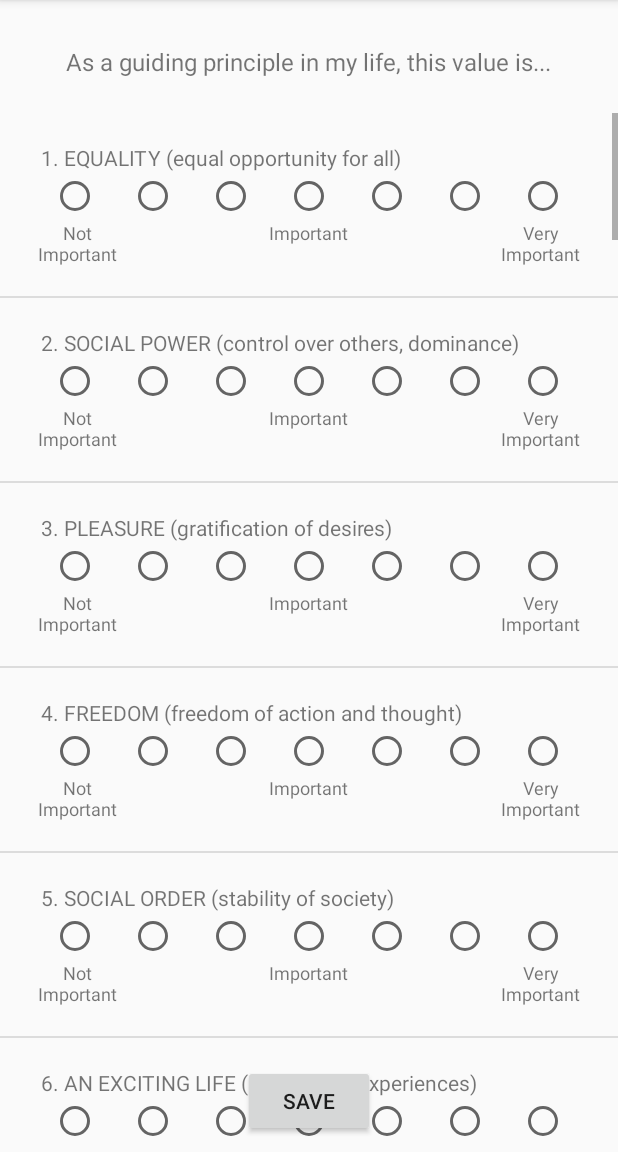
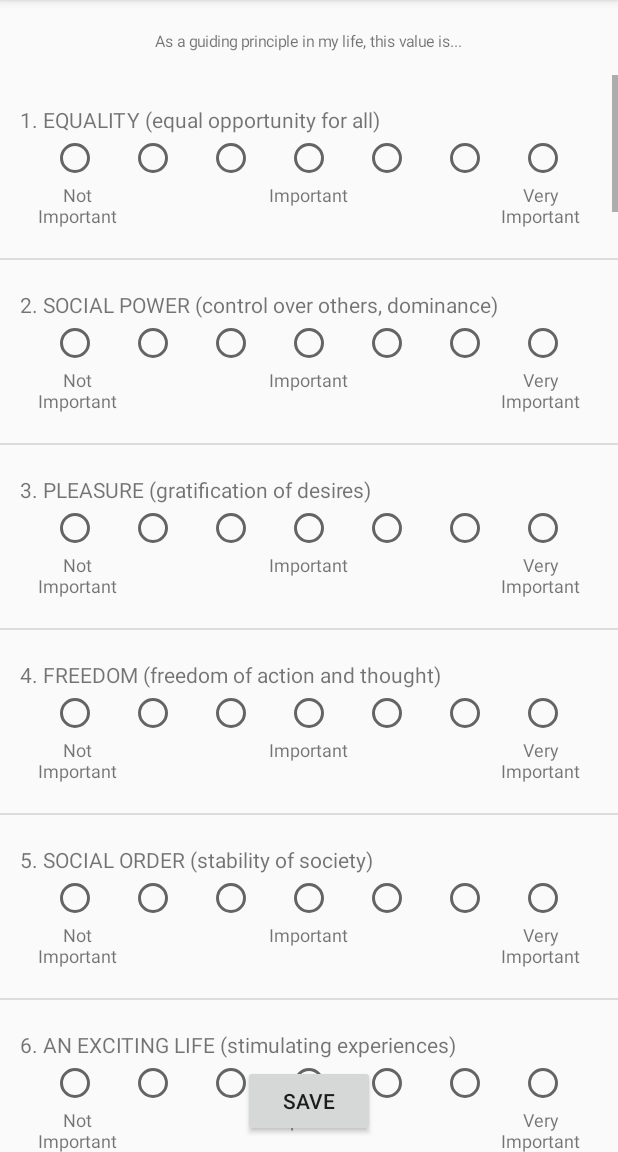
Before and after one commit to seanacheng/CareerChangeover, an Android app: the MainActivity screen opened directly, with no data from a screen before it, after a tap on "SURVEY MY VALUES", on a phone screen of 412 x 824 dp, the part 84-1236 px from its top. Run offline under Robolectric (Android 15) with nearby library versions, the phone set to English and light mode, and no system bars.

Commit message:
refactored and edited dimens file

```diff
--- a/app/src/main/java/seanacheng/com/schwartzsurvey/SurveyActivity.java
+++ b/app/src/main/java/seanacheng/com/schwartzsurvey/SurveyActivity.java
@@ -5,7 +5,6 @@ import android.content.SharedPreferences;
 import android.preference.PreferenceManager;
 import android.support.v7.app.AppCompatActivity;
 import android.os.Bundle;
-import android.util.Log;
 import android.view.View;
 import android.widget.ListView;
 import android.widget.TextView;
@@ -16,7 +15,7 @@ public class SurveyActivity extends AppCompatActivity implements View.OnClickLis
     ItemAdapter itemAdapter;
     SharedPreferences mPref;
     String disclaimerAcceptedPref = "disclaimerAccepted";
-    TextView footnote;
+    TextView surveyStatement;
     ListView listView;
     Value[] valuesArray;
     String column;
@@ -27,7 +26,7 @@ public class SurveyActivity extends AppCompatActivity implements View.OnClickLis
         setContentView(R.layout.activity_survey);
         column = getIntent().getStringExtra("column_name");
 
-        setFootnoteText();
+        setSurveyStatement();
 
         myDbHandler = new MyDbHandler(this);
         valuesArray = myDbHandler.getValuesArray();
@@ -40,14 +39,16 @@ public class SurveyActivity extends AppCompatActivity implements View.OnClickLis
 
     }
 
-    public void setFootnoteText() {
+    public void setSurveyStatement() {
 
-        footnote = findViewById(R.id.surveyStatementTextView);
+        surveyStatement = findViewById(R.id.surveyStatementTextView);
 
         if (column.startsWith("personal")) {
-            footnote.setText(getResources().getString(R.string.personal_survey_statement));
+            surveyStatement.setText(getResources().getString(R.string.personal_survey_statement));
+            surveyStatement.setTextSize(getResources().getDimension(R.dimen.survey_statement_text_size));
         } else if (column.startsWith("employer")) {
-            footnote.setText(getResources().getString(R.string.employer_survey_statement));
+            surveyStatement.setText(getResources().getString(R.string.employer_survey_statement));
+            surveyStatement.setTextSize(getResources().getDimension(R.dimen.survey_statement_text_size));
         }
     }
 
--- a/app/src/main/res/layout/activity_results.xml
+++ b/app/src/main/res/layout/activity_results.xml
@@ -20,9 +20,9 @@
                 android:id="@+id/resultsTextView"
                 android:layout_width="wrap_content"
                 android:layout_height="wrap_content"
-                android:layout_marginTop="@dimen/survey_statement_top_margin"
+                android:layout_marginTop="@dimen/results_title_top_margin"
                 android:layout_gravity="center"
-                android:textSize="@dimen/intro_text_size"
+                android:textSize="@dimen/results_title_text_size"
                 android:text="@string/results" />
 
             <com.github.mikephil.charting.charts.RadarChart
--- a/app/src/main/res/layout/activity_survey.xml
+++ b/app/src/main/res/layout/activity_survey.xml
@@ -12,16 +12,17 @@
         android:layout_alignParentTop="true"
         android:layout_centerHorizontal="true"
         android:layout_marginTop="@dimen/survey_statement_top_margin"
-        android:layout_marginLeft="20dp"
-        android:layout_marginRight="20dp"
-        android:textSize="@dimen/text_size"
+        android:layout_marginLeft="@dimen/survey_statement_horizontal_margin"
+        android:layout_marginRight="@dimen/survey_statement_horizontal_margin"
+        android:layout_marginBottom="@dimen/survey_statement_bottom_margin"
+        android:textSize="@dimen/survey_statement_text_size"
         android:text="survey statement"/>
 
     <ListView
         android:id="@+id/surveyListView"
         android:layout_width="match_parent"
         android:layout_height="match_parent"
-        android:layout_marginTop="@dimen/list_view_top_margin"/>
+        android:layout_below="@id/surveyStatementTextView"/>
 
     <Button
         android:id="@+id/saveButton"
@@ -29,7 +30,7 @@
         android:layout_height="wrap_content"
         android:layout_centerHorizontal="true"
         android:layout_alignParentBottom="true"
-        android:layout_marginBottom="10dp"
+        android:layout_marginBottom="@dimen/save_button_bottom_margin"
         android:text="@string/save" />
 
 </RelativeLayout>
--- a/app/src/main/res/layout/fragment_welcome.xml
+++ b/app/src/main/res/layout/fragment_welcome.xml
@@ -11,13 +11,13 @@
         android:layout_width="wrap_content"
         android:layout_height="wrap_content"
         android:text="@string/welcome"
-        android:textSize="30sp"
+        android:textSize="@dimen/welcome_text_size"
         android:textAlignment="center"
         android:layout_gravity="center_horizontal"
         android:layout_marginTop="@dimen/welcome_text_top_margin"/>
 
     <TextView
-        android:id="@+id/swipeTextView"
+        android:id="@+id/swipeTextView1"
         android:layout_width="wrap_content"
         android:layout_height="wrap_content"
         android:layout_gravity="bottom|end"
@@ -25,6 +25,6 @@
         android:layout_marginRight="@dimen/swipe_text_margin"
         android:layout_marginEnd="@dimen/swipe_text_margin"
         android:text="@string/swipe_to_continue"
-        android:textSize="20sp"/>
+        android:textSize="@dimen/swipe_text_size"/>
 
 </FrameLayout>
--- a/app/src/main/res/layout/value_list_layout.xml
+++ b/app/src/main/res/layout/value_list_layout.xml
@@ -6,9 +6,9 @@
         android:id="@+id/idTextView"
         android:layout_width="wrap_content"
         android:layout_height="wrap_content"
-        android:layout_alignLeft="@id/notImportant"
         android:layout_alignParentTop="true"
-        android:layout_alignStart="@+id/notImportant"
+        android:layout_marginLeft="@dimen/survey_horizontal_margin"
+        android:layout_marginStart="@dimen/survey_horizontal_margin"
         android:layout_marginTop="@dimen/survey_vertical_margin"
         android:text="id" />
 
@@ -19,6 +19,8 @@
         android:layout_alignTop="@+id/idTextView"
         android:layout_toEndOf="@+id/idTextView"
         android:layout_toRightOf="@id/idTextView"
+        android:layout_marginRight="@dimen/survey_horizontal_margin"
+        android:layout_marginEnd="@dimen/survey_horizontal_margin"
         android:text="value" />
 
     <RadioGroup
@@ -35,8 +37,7 @@
             android:layout_height="wrap_content"
             android:layout_marginLeft="@dimen/radio_horizontal_margin"
             android:layout_marginRight="@dimen/radio_horizontal_margin"
-            android:checked="false"
-            android:textSize="@dimen/text_size" />
+            android:checked="false" />
 
         <RadioButton
             android:id="@+id/radio1"
@@ -44,8 +45,7 @@
             android:layout_height="wrap_content"
             android:layout_marginLeft="@dimen/radio_horizontal_margin"
             android:layout_marginRight="@dimen/radio_horizontal_margin"
-            android:checked="false"
-            android:textSize="@dimen/text_size" />
+            android:checked="false" />
 
         <RadioButton
             android:id="@+id/radio2"
@@ -53,8 +53,7 @@
             android:layout_height="wrap_content"
             android:layout_marginLeft="@dimen/radio_horizontal_margin"
             android:layout_marginRight="@dimen/radio_horizontal_margin"
-            android:checked="false"
-            android:textSize="@dimen/text_size" />
+            android:checked="false" />
 
         <RadioButton
             android:id="@+id/radio3"
@@ -62,8 +61,7 @@
             android:layout_height="wrap_content"
             android:layout_marginLeft="@dimen/radio_horizontal_margin"
             android:layout_marginRight="@dimen/radio_horizontal_margin"
-            android:checked="false"
-            android:textSize="@dimen/text_size" />
+            android:checked="false" />
 
         <RadioButton
             android:id="@+id/radio4"
@@ -71,8 +69,7 @@
             android:layout_height="wrap_content"
             android:layout_marginLeft="@dimen/radio_horizontal_margin"
             android:layout_marginRight="@dimen/radio_horizontal_margin"
-            android:checked="false"
-            android:textSize="@dimen/text_size" />
+            android:checked="false" />
 
         <RadioButton
             android:id="@+id/radio5"
@@ -80,8 +77,7 @@
             android:layout_height="wrap_content"
             android:layout_marginLeft="@dimen/radio_horizontal_margin"
             android:layout_marginRight="@dimen/radio_horizontal_margin"
-            android:checked="false"
-            android:textSize="@dimen/text_size" />
+            android:checked="false" />
 
         <RadioButton
             android:id="@+id/radio6"
@@ -89,8 +85,7 @@
             android:layout_height="wrap_content"
             android:layout_marginLeft="@dimen/radio_horizontal_margin"
             android:layout_marginRight="@dimen/radio_horizontal_margin"
-            android:checked="false"
-            android:textSize="@dimen/text_size"/>
+            android:checked="false" />
 
     </RadioGroup>
 
@@ -101,7 +96,7 @@
         android:layout_alignLeft="@id/rankRadioGroup"
         android:layout_alignStart="@+id/rankRadioGroup"
         android:layout_below="@+id/rankRadioGroup"
-        android:layout_marginBottom="@dimen/survey_vertical_margin"
+        android:layout_marginBottom="@dimen/imp_lbl_bottom_margin"
         android:gravity="center"
         android:text="@string/not_important"
         android:textSize="@dimen/imp_lbl_txt_size" />
@@ -112,7 +107,7 @@
         android:layout_height="wrap_content"
         android:layout_below="@+id/rankRadioGroup"
         android:layout_centerHorizontal="true"
-        android:layout_marginBottom="@dimen/survey_vertical_margin"
+        android:layout_marginBottom="@dimen/imp_lbl_bottom_margin"
         android:text="@string/important"
         android:textSize="@dimen/imp_lbl_txt_size" />
 
@@ -123,7 +118,7 @@
         android:layout_alignEnd="@+id/rankRadioGroup"
         android:layout_alignRight="@id/rankRadioGroup"
         android:layout_below="@+id/rankRadioGroup"
-        android:layout_marginBottom="@dimen/survey_vertical_margin"
+        android:layout_marginBottom="@dimen/imp_lbl_bottom_margin"
         android:gravity="center"
         android:text="@string/very_important"
         android:textSize="@dimen/imp_lbl_txt_size"/>
--- a/app/src/main/res/values/strings.xml
+++ b/app/src/main/res/values/strings.xml
@@ -1,4 +1,5 @@
 <resources>
+    tutorial page
     <string name="app_name">Values Visualizer</string>
     <string name="welcome">WELCOME TO THE\n\nVALUES VISUALIZER</string>
     <string name="swipe_to_continue">Swipe to Continue \u003e\u003e\u003e</string>
@@ -12,12 +13,14 @@
     <string name="how_text">1. You can save your progress and return to complete the survey later.\n\n2. You must answer all 46 survey questions in order to view the results.</string>
     <string name="go_to_menu">exit to menu</string>
 
+    menu page
     <string name="go_to_tutorial">go to tutorial</string>
     <string name="take_self_eval">Survey My Values</string>
     <string name="take_employer_eval">Survey Employer\'s Values</string>
     <string name="view_results">View Results</string>
     <string name="logo">Brought to you by Career Changeover</string>
 
+    survey page
     <string name="personal_survey_statement">As a guiding principle in my life, this value is... </string>
     <string name="employer_survey_statement">As a business guiding principle for the company, this value is... </string>
     <string name="values">Value Statement</string>
@@ -27,11 +30,13 @@
     <string name="very_important">Very Important</string>
     <string name="save">Save</string>
 
+    disclaimer page
     <string name="disclaimer">DISCLAIMER:</string>
     <string name="disclaimer_text">The information provided in this application is for educational and entertainment purposes only. The survey results are not intended to diagnose any disease or conditions, and may not be used by health care professionals to recommend a treatment. </string>
     <string name="accept">I Accept</string>
     <string name="disclaimer_check_box">Do Not Show Again</string>
 
+    results page
     <string name="results">Results</string>
     <string name="table_header_dimension">Dimension</string>
     <string name="table_header_personal_score">Personal Score</string>
```
Also changed, not shown: app/src/main/res/layout/activity_disclaimer_pop_up.xml (+5 -8 lines), app/src/main/res/layout/activity_main.xml (+6 -7 lines), app/src/main/res/layout/fragment_about.xml (+8 -8 lines), app/src/main/res/layout/fragment_info.xml (+8 -8 lines), app/src/main/res/layout/fragment_instructions.xml (+8 -8 lines), app/src/main/res/values/colors.xml (+1 -7 lines), app/src/main/res/values/dimens.xml (+30 -7 lines), app/src/main/res/values/styles.xml (+0 -9 lines).
